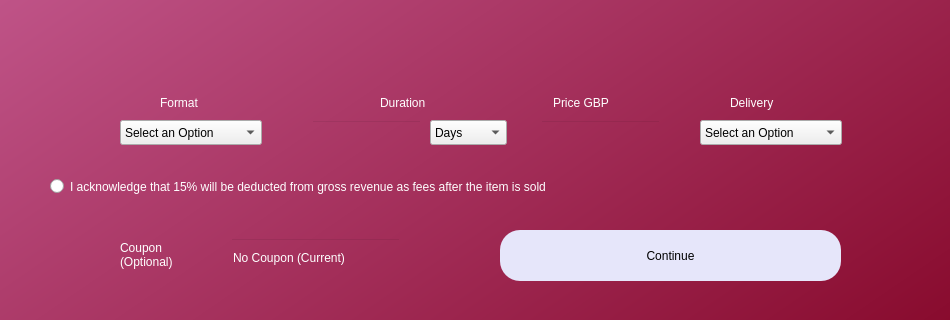
Qt form createlisting.ui (AnshulS853/Coursework-Improved) before a commit; both pictures show x 0 to 950 and y 480 to 800 of the 950 by 800 pixel window.
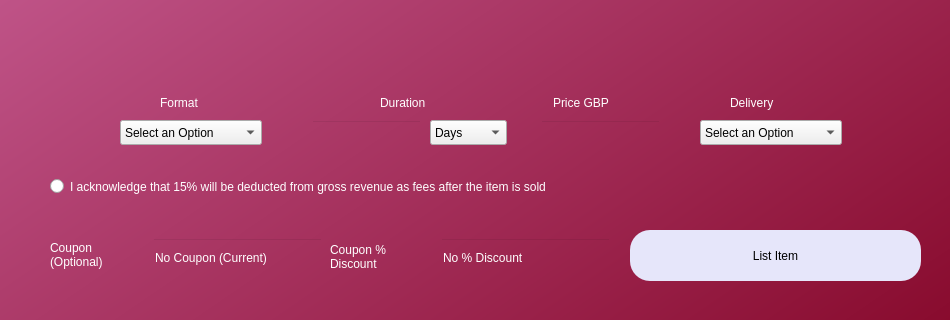
The same form after that commit.

The edit to the form file:
```diff
--- a/createlisting.ui
+++ b/createlisting.ui
@@ -57,9 +57,9 @@
    <widget class="QPushButton" name="continuepage">
     <property name="geometry">
      <rect>
-      <x>500</x>
+      <x>630</x>
       <y>710</y>
-      <width>341</width>
+      <width>291</width>
       <height>51</height>
      </rect>
     </property>
@@ -69,7 +69,7 @@
 font: 14pt &quot;MS Shell Dlg 2&quot;;</string>
     </property>
     <property name="text">
-     <string>Continue</string>
+     <string>List Item</string>
     </property>
    </widget>
    <widget class="QLabel" name="label_4">
@@ -632,7 +632,7 @@
    <widget class="QLineEdit" name="couponfield">
     <property name="geometry">
      <rect>
-      <x>230</x>
+      <x>152</x>
       <y>718</y>
       <width>171</width>
       <height>40</height>
@@ -650,7 +650,7 @@
    <widget class="QLabel" name="label_13">
     <property name="geometry">
      <rect>
-      <x>120</x>
+      <x>50</x>
       <y>710</y>
       <width>94</width>
       <height>50</height>
@@ -664,6 +664,41 @@
 (Optional)</string>
     </property>
    </widget>
+   <widget class="QLineEdit" name="discountfield">
+    <property name="geometry">
+     <rect>
+      <x>440</x>
+      <y>718</y>
+      <width>171</width>
+      <height>40</height>
+     </rect>
+    </property>
+    <property name="styleSheet">
+     <string notr="true">background-color:rgba(0,0,0,0);
+font: 12pt &quot;MS Shell Dlg 2&quot;;
+color:rgb(255, 255, 255);</string>
+    </property>
+    <property name="text">
+     <string>No % Discount</string>
+    </property>
+   </widget>
+   <widget class="QLabel" name="label_14">
+    <property name="geometry">
+     <rect>
+      <x>330</x>
+      <y>712</y>
+      <width>99</width>
+      <height>50</height>
+     </rect>
+    </property>
+    <property name="styleSheet">
+     <string notr="true">font: 16pt &quot;MS Shell Dlg 2&quot;;color:rgb(255, 255, 255)</string>
+    </property>
+    <property name="text">
+     <string>Coupon %
+Discount</string>
+    </property>
+   </widget>
   </widget>
  </widget>
  <tabstops>
```
